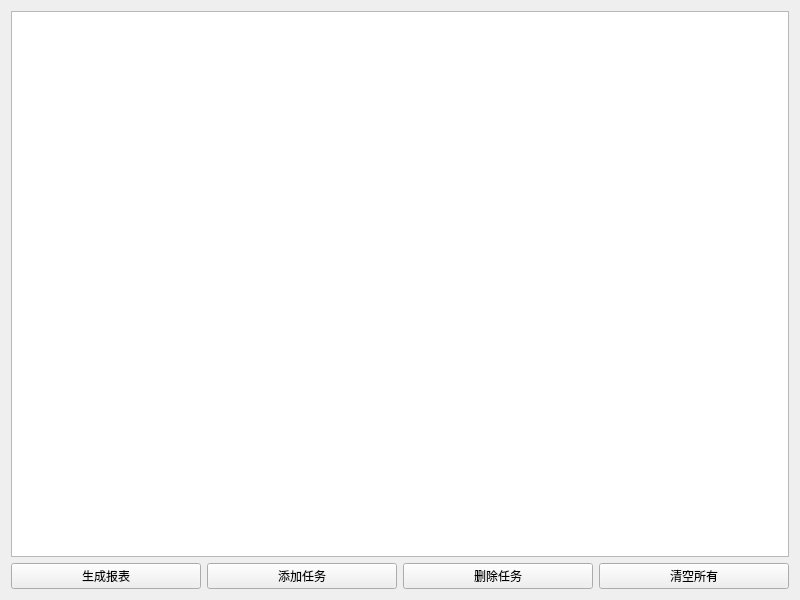
Qt form mainwindow.ui (zlforward/qtTaskManage) before a commit.
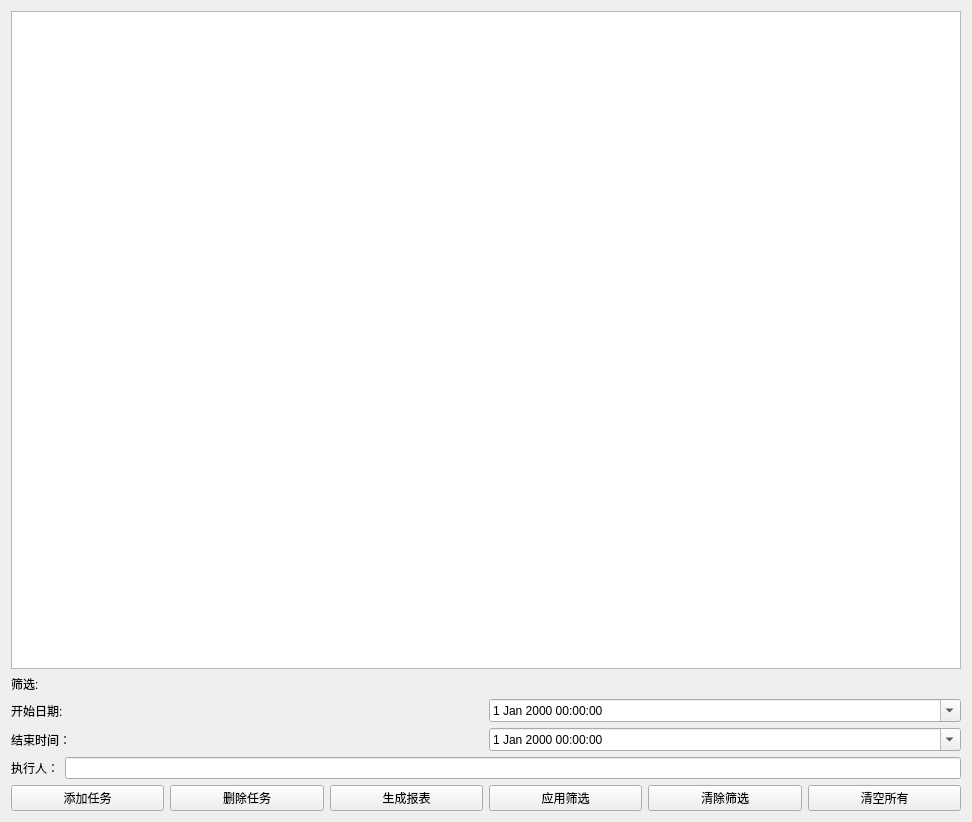
The same form after that commit.

Commit message: 更新主窗口，添加任务执行人字段和筛选功能，优化界面布局和样式，增强任务卡片的视觉效果

The edit to the form file:
```diff
--- a/mainwindow.ui
+++ b/mainwindow.ui
@@ -6,14 +6,16 @@
    <rect>
     <x>0</x>
     <y>0</y>
-    <width>800</width>
-    <height>600</height>
+    <width>972</width>
+    <height>822</height>
    </rect>
   </property>
   <property name="windowTitle">
    <string>ToDo List</string>
   </property>
   <widget class="QWidget" name="centralWidget">
+   <layout class="QHBoxLayout" name="horizontalLayout_5">
+    <item>
    <layout class="QVBoxLayout" name="verticalLayout">
     <item>
      <widget class="QGraphicsView" name="graphicsView">
@@ -25,15 +27,65 @@
       </property>
      </widget>
     </item>
+      <item>
+       <widget class="QLabel" name="label">
+        <property name="text">
+         <string>筛选: </string>
+        </property>
+       </widget>
+      </item>
     <item>
      <layout class="QHBoxLayout" name="horizontalLayout">
       <item>
-       <widget class="QPushButton" name="reportButton">
+         <widget class="QLabel" name="label_2">
         <property name="text">
-         <string>生成报表</string>
+           <string>开始日期: </string>
         </property>
        </widget>
       </item>
+        <item>
+         <widget class="QDateTimeEdit" name="startDateEdit">
+          <property name="calendarPopup">
+           <bool>true</bool>
+          </property>
+         </widget>
+        </item>
+       </layout>
+      </item>
+      <item>
+       <layout class="QHBoxLayout" name="horizontalLayout_2">
+        <item>
+         <widget class="QLabel" name="label_3">
+          <property name="text">
+           <string>结束时间：</string>
+          </property>
+         </widget>
+        </item>
+        <item>
+         <widget class="QDateTimeEdit" name="endDateEdit">
+          <property name="calendarPopup">
+           <bool>true</bool>
+          </property>
+         </widget>
+        </item>
+       </layout>
+      </item>
+      <item>
+       <layout class="QHBoxLayout" name="horizontalLayout_3">
+        <item>
+         <widget class="QLabel" name="label_4">
+          <property name="text">
+           <string>执行人：</string>
+          </property>
+         </widget>
+        </item>
+        <item>
+         <widget class="QLineEdit" name="assigneeFilterEdit"/>
+        </item>
+       </layout>
+      </item>
+      <item>
+       <layout class="QHBoxLayout" name="horizontalLayout_4">
       <item>
        <widget class="QPushButton" name="addButton">
         <property name="text">
@@ -48,12 +100,35 @@
         </property>
        </widget>
       </item>
+        <item>
+         <widget class="QPushButton" name="reportButton">
+          <property name="text">
+           <string>生成报表</string>
+          </property>
+         </widget>
+        </item>
+        <item>
+         <widget class="QPushButton" name="filterButton">
+          <property name="text">
+           <string>应用筛选</string>
+          </property>
+         </widget>
+        </item>
+        <item>
+         <widget class="QPushButton" name="clearFilterButton">
+          <property name="text">
+           <string>清除筛选</string>
+          </property>
+         </widget>
+        </item>
       <item>
        <widget class="QPushButton" name="clearButton">
         <property name="text">
          <string>清空所有</string>
         </property>
        </widget>
+        </item>
+       </layout>
       </item>
      </layout>
     </item>
```
Lines whose indentation alone changed are shown as unchanged. The commit also changes 4 other files.
